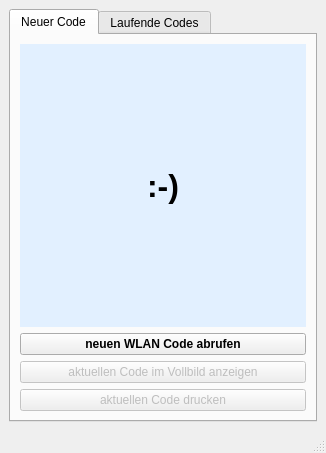
First picture: the form in ui/mainwindow.ui, repository pyphil/WLAN-Codes, before the edit.
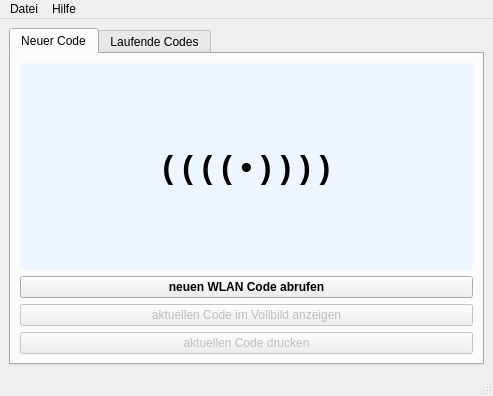
Second picture: the form after the edit. Icons and pictures are not drawn.

Commit message: Menu, Code Import, Authentication

```diff
--- a/ui/mainwindow.ui
+++ b/ui/mainwindow.ui
@@ -6,28 +6,10 @@
    <rect>
     <x>0</x>
     <y>0</y>
-    <width>326</width>
-    <height>453</height>
+    <width>493</width>
+    <height>396</height>
    </rect>
   </property>
-  <property name="sizePolicy">
-   <sizepolicy hsizetype="Preferred" vsizetype="Preferred">
-    <horstretch>0</horstretch>
-    <verstretch>0</verstretch>
-   </sizepolicy>
-  </property>
-  <property name="minimumSize">
-   <size>
-    <width>326</width>
-    <height>453</height>
-   </size>
-  </property>
-  <property name="maximumSize">
-   <size>
-    <width>326</width>
-    <height>453</height>
-   </size>
-  </property>
   <property name="windowTitle">
    <string>WLAN Codes</string>
   </property>
@@ -63,10 +45,10 @@
            </font>
           </property>
           <property name="styleSheet">
-           <string notr="true">background-color: rgb(226, 240, 255);</string>
+           <string notr="true">background-color: rgb(238, 246, 255);</string>
           </property>
           <property name="text">
-           <string>:-)</string>
+           <string>( ( ( ( • ) ) ) )</string>
           </property>
           <property name="alignment">
            <set>Qt::AlignCenter</set>
@@ -171,10 +153,25 @@
     <rect>
      <x>0</x>
      <y>0</y>
-     <width>326</width>
-     <height>21</height>
+     <width>493</width>
+     <height>26</height>
     </rect>
    </property>
+   <widget class="QMenu" name="menudatei">
+    <property name="title">
+     <string>Datei</string>
+    </property>
+    <addaction name="actionCodes_importieren"/>
+    <addaction name="actionBeenden"/>
+   </widget>
+   <widget class="QMenu" name="menuHilfe">
+    <property name="title">
+     <string>Hilfe</string>
+    </property>
+    <addaction name="actionInfo"/>
+   </widget>
+   <addaction name="menudatei"/>
+   <addaction name="menuHilfe"/>
   </widget>
   <widget class="QStatusBar" name="statusbar">
    <property name="font">
```
Left out of the diff: 15 changed lines with no effect on the pictures. The commit also changes 5 other files.
